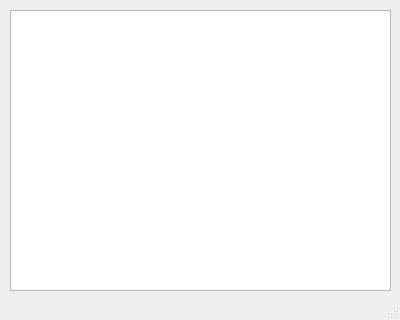
Qt form lab2/receiver/receiverwindow.ui (MrSago/Parallels-for-Susu) before a commit.
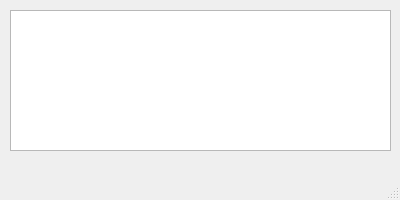
The same form after that commit.

The edit to the form file:
```diff
--- a/lab2/receiver/receiverwindow.ui
+++ b/lab2/receiver/receiverwindow.ui
@@ -7,7 +7,7 @@
     <x>0</x>
     <y>0</y>
     <width>400</width>
-    <height>320</height>
+    <height>200</height>
    </rect>
   </property>
   <property name="sizePolicy">
@@ -19,7 +19,7 @@
   <property name="minimumSize">
    <size>
     <width>400</width>
-    <height>320</height>
+    <height>200</height>
    </size>
   </property>
   <property name="maximumSize">
@@ -38,7 +38,7 @@
       <x>10</x>
       <y>10</y>
       <width>381</width>
-      <height>281</height>
+      <height>141</height>
      </rect>
     </property>
    </widget>
```
